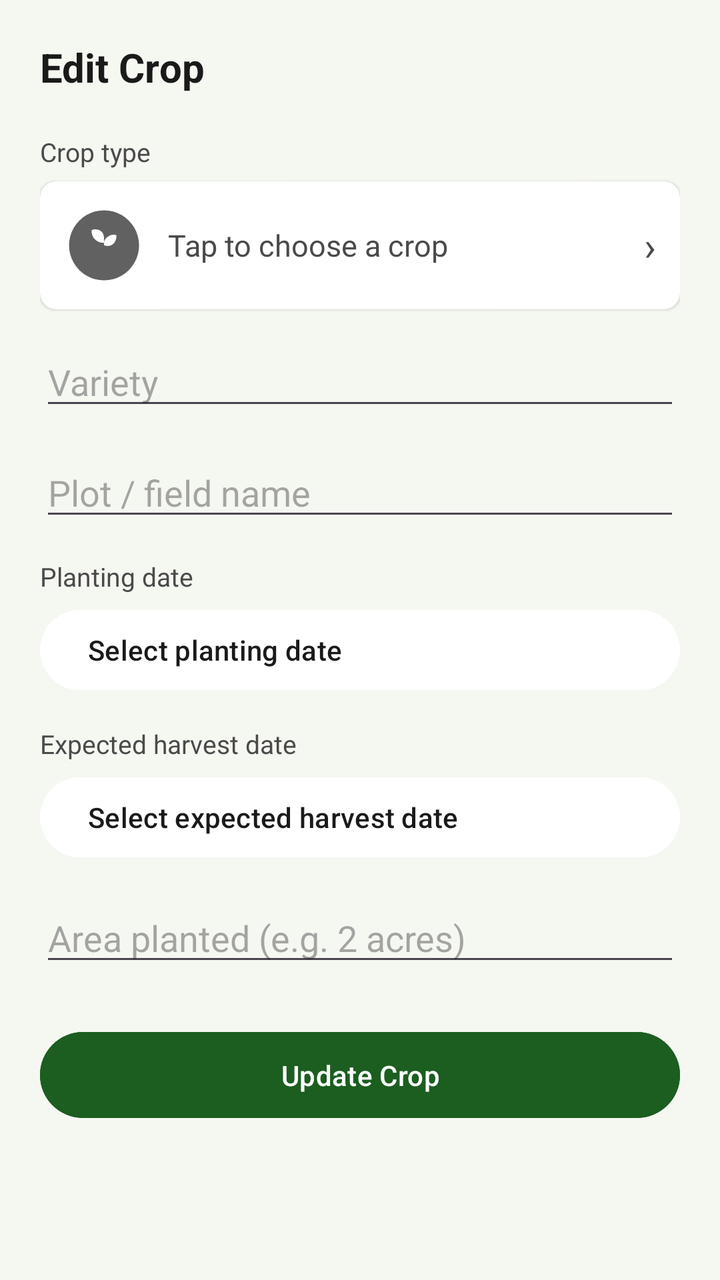
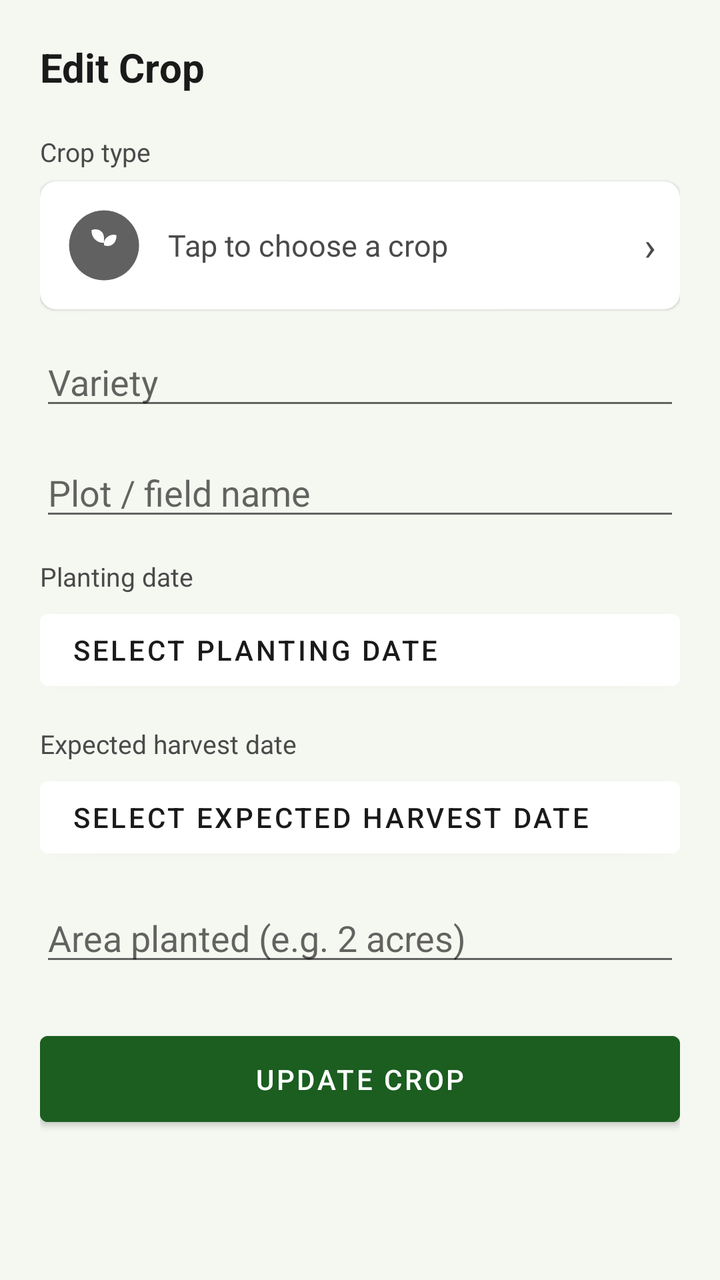

Two renders of the same Android screen: before a commit and after it. Below are the layout's source before the change and the commit's diff.
<!-- AndroidManifest.xml: application theme Theme.CropManagementApp -->
<!-- res/layout/activity_edit_crop.xml -->
<?xml version="1.0" encoding="utf-8"?>
<ScrollView xmlns:android="http://schemas.android.com/apk/res/android"
    android:layout_width="match_parent"
    android:layout_height="match_parent"
    android:background="@color/background_light"
    android:fillViewport="true">

    <LinearLayout
        android:layout_width="match_parent"
        android:layout_height="wrap_content"
        android:orientation="vertical"
        android:padding="20dp">

        <TextView
            android:layout_width="wrap_content"
            android:layout_height="wrap_content"
            android:text="Edit Crop"
            android:textColor="@color/text_primary"
            android:textSize="20sp"
            android:textStyle="bold" />

        <TextView
            android:layout_width="wrap_content"
            android:layout_height="wrap_content"
            android:layout_marginTop="20dp"
            android:text="Crop type"
            android:textColor="@color/text_secondary"
            android:textSize="13sp" />

        <androidx.cardview.widget.CardView
            android:id="@+id/cardSelectCrop"
            android:layout_width="match_parent"
            android:layout_height="wrap_content"
            android:layout_marginTop="6dp"
            xmlns:app="http://schemas.android.com/apk/res-auto"
            app:cardCornerRadius="8dp"
            app:cardElevation="1dp">

            <LinearLayout
                android:layout_width="match_parent"
                android:layout_height="wrap_content"
                android:gravity="center_vertical"
                android:orientation="horizontal"
                android:padding="12dp">

                <ImageView
                    android:id="@+id/ivSelectedCropImage"
                    android:layout_width="40dp"
                    android:layout_height="40dp"
                    android:contentDescription="Selected crop image"
                    android:src="@drawable/ic_cat_other" />

                <TextView
                    android:id="@+id/tvSelectedCropName"
                    android:layout_width="0dp"
                    android:layout_height="wrap_content"
                    android:layout_marginStart="12dp"
                    android:layout_weight="1"
                    android:text="Tap to choose a crop"
                    android:textColor="@color/text_secondary"
                    android:textSize="15sp" />

                <TextView
                    android:layout_width="wrap_content"
                    android:layout_height="wrap_content"
                    android:text="›"
                    android:textColor="@color/text_secondary"
                    android:textSize="20sp" />
            </LinearLayout>
        </androidx.cardview.widget.CardView>

        <EditText
            android:id="@+id/etVariety"
            android:layout_width="match_parent"
            android:layout_height="wrap_content"
            android:layout_marginTop="14dp"
            android:hint="Variety" />

        <EditText
            android:id="@+id/etPlotName"
            android:layout_width="match_parent"
            android:layout_height="wrap_content"
            android:layout_marginTop="14dp"
            android:hint="Plot / field name" />

        <TextView
            android:layout_width="wrap_content"
            android:layout_height="wrap_content"
            android:layout_marginTop="14dp"
            android:text="Planting date"
            android:textColor="@color/text_secondary"
            android:textSize="13sp" />

        <Button
            android:id="@+id/btnPlantingDate"
            android:layout_width="match_parent"
            android:layout_height="wrap_content"
            android:layout_marginTop="4dp"
            android:backgroundTint="@color/card_white"
            android:gravity="start|center_vertical"
            android:text="Select planting date"
            android:textColor="@color/text_primary" />

        <TextView
            android:layout_width="wrap_content"
            android:layout_height="wrap_content"
            android:layout_marginTop="14dp"
            android:text="Expected harvest date"
            android:textColor="@color/text_secondary"
            android:textSize="13sp" />

        <Button
            android:id="@+id/btnHarvestDate"
            android:layout_width="match_parent"
            android:layout_height="wrap_content"
            android:layout_marginTop="4dp"
            android:backgroundTint="@color/card_white"
            android:gravity="start|center_vertical"
            android:text="Select expected harvest date"
            android:textColor="@color/text_primary" />

        <EditText
            android:id="@+id/etAreaPlanted"
            android:layout_width="match_parent"
            android:layout_height="wrap_content"
            android:layout_marginTop="14dp"
            android:hint="Area planted (e.g. 2 acres)"
            android:inputType="text" />

        <Button
            android:id="@+id/btnUpdateCrop"
            android:layout_width="match_parent"
            android:layout_height="wrap_content"
            android:layout_marginTop="24dp"
            android:backgroundTint="@color/green_primary"
            android:padding="12dp"
            android:text="Update Crop"
            android:textColor="@color/white" />

    </LinearLayout>
</ScrollView>
<!-- resources referenced by this layout -->
<resources>
  <color name="background_light">#F5F7F1</color>
  <color name="card_white">#FFFFFF</color>
  <color name="green_primary">#1B5E20</color>
  <color name="text_primary">#1A1A1A</color>
  <color name="text_secondary">#4A4A4A</color>
  <color name="white">#FFFFFF</color>
  <!-- drawable ic_cat_other (drawable) -->
  <?xml version="1.0" encoding="utf-8"?>
  <vector xmlns:android="http://schemas.android.com/apk/res/android"
      android:width="64dp" android:height="64dp"
      android:viewportWidth="64" android:viewportHeight="64">
      <path android:fillColor="#616161" android:pathData="M32,4a28,28 0,1 0,0.1 0z" />
      <path android:fillColor="#FFFFFF" android:pathData="M32,44 C32,44 32,30 32,26 C32,20 26,18 22,20 C22,26 26,30 32,30" />
      <path android:fillColor="#FFFFFF" android:pathData="M32,30 C32,26 38,22 42,24 C42,30 38,34 32,32" />
  </vector>
  <style name="Theme.CropManagementApp" parent="Base.Theme.CropManagementApp" />
  <style name="Base.Theme.CropManagementApp" parent="Theme.Material3.DayNight.NoActionBar">
          
          
      </style>
</resources>

<!-- the commit's change to res/layout/activity_edit_crop.xml (unified diff, before → after) -->
@@ -48,6 +48,7 @@
                     android:layout_width="40dp"
                     android:layout_height="40dp"
                     android:contentDescription="Selected crop image"
+                    android:scaleType="centerCrop"
                     android:src="@drawable/ic_cat_other" />
 
                 <TextView
<!-- resource entries referenced after the edit -->
@@ -15,10 +15,15 @@
       <path android:fillColor="#FFFFFF" android:pathData="M32,44 C32,44 32,30 32,26 C32,20 26,18 22,20 C22,26 26,30 32,30" />
       <path android:fillColor="#FFFFFF" android:pathData="M32,30 C32,26 38,22 42,24 C42,30 38,34 32,32" />
   </vector>
-  <style name="Theme.CropManagementApp" parent="Base.Theme.CropManagementApp" />
-  <style name="Base.Theme.CropManagementApp" parent="Theme.Material3.DayNight.NoActionBar">
-          
-          
+  <style name="Theme.CropManagementApp" parent="Theme.MaterialComponents.Light.NoActionBar">
+          <item name="colorPrimary">@color/green_primary</item>
+          <item name="colorPrimaryDark">@color/green_dark</item>
+          <item name="colorAccent">@color/amber_warning</item>
+          <item name="android:windowBackground">@color/background_light</item>
+          <item name="android:statusBarColor" tools:targetApi="21">@color/green_dark</item>
+          <item name="android:forceDarkAllowed" tools:targetApi="29">false</item>
       </style>
+  <color name="green_dark">#0D3311</color>
+  <color name="amber_warning">#E65100</color>
 </resources>
 
